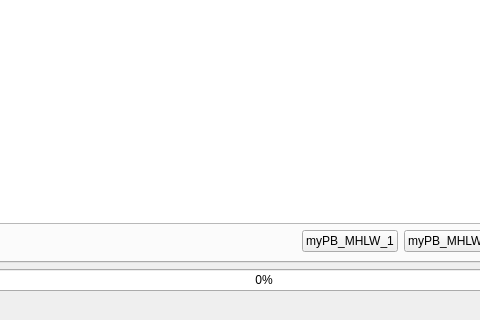
The window that jpdata_dockwidget_base.ui (babayoshihiko/jpdata) describes before a commit, drawn with Qt 5; both pictures show x 94 to 574 and y 340 to 660 of the 716 by 660 pixel window.
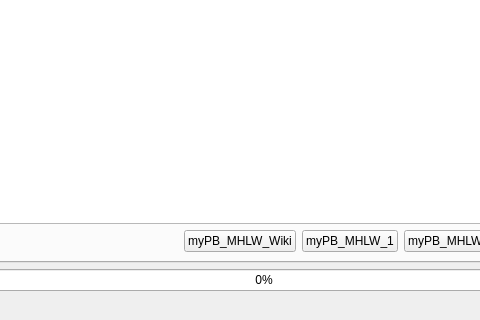
The same window after the commit. The open tabs and pages were chosen to show the change.

Commit message: mhlw wiki

Patch:
```diff
--- a/jpdata_dockwidget_base.ui
+++ b/jpdata_dockwidget_base.ui
@@ -244,6 +244,13 @@
             </property>
            </spacer>
           </item>
+          <item>
+           <widget class="QPushButton" name="myPB_MHLW_Wiki">
+            <property name="text">
+             <string>myPB_MHLW_Wiki</string>
+            </property>
+           </widget>
+          </item>
           <item>
            <widget class="QPushButton" name="myPB_MHLW_1">
             <property name="text">
```
Left out of the diff: 2 changed lines with no effect on the pictures. The commit also changes 1 other file.
